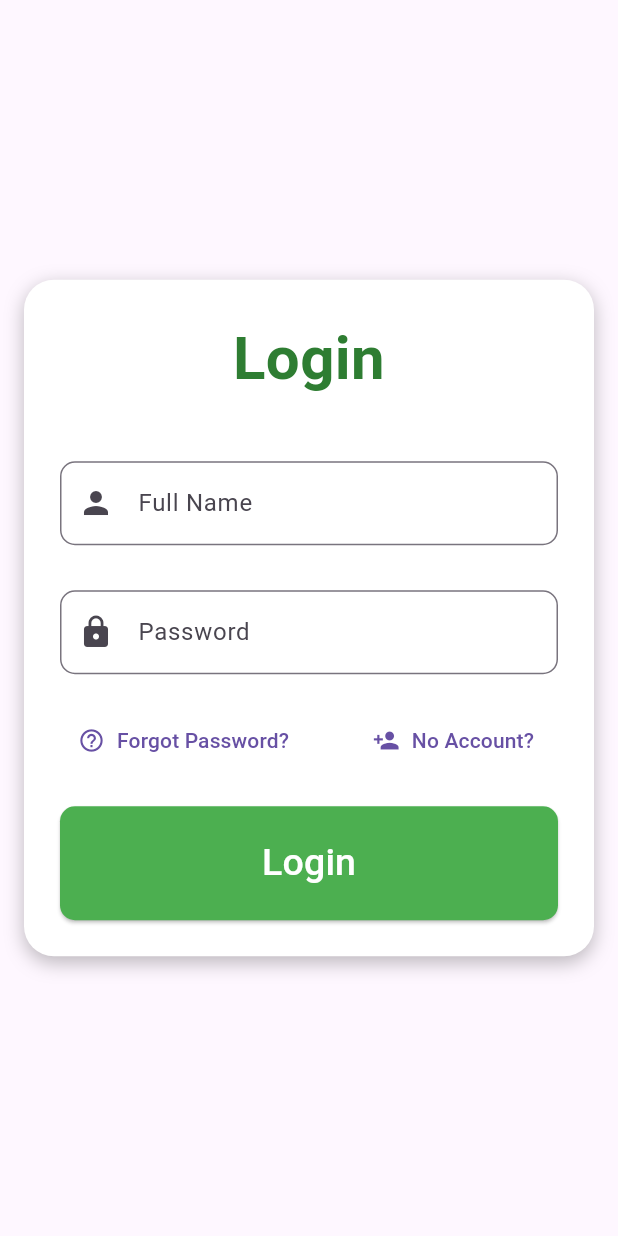
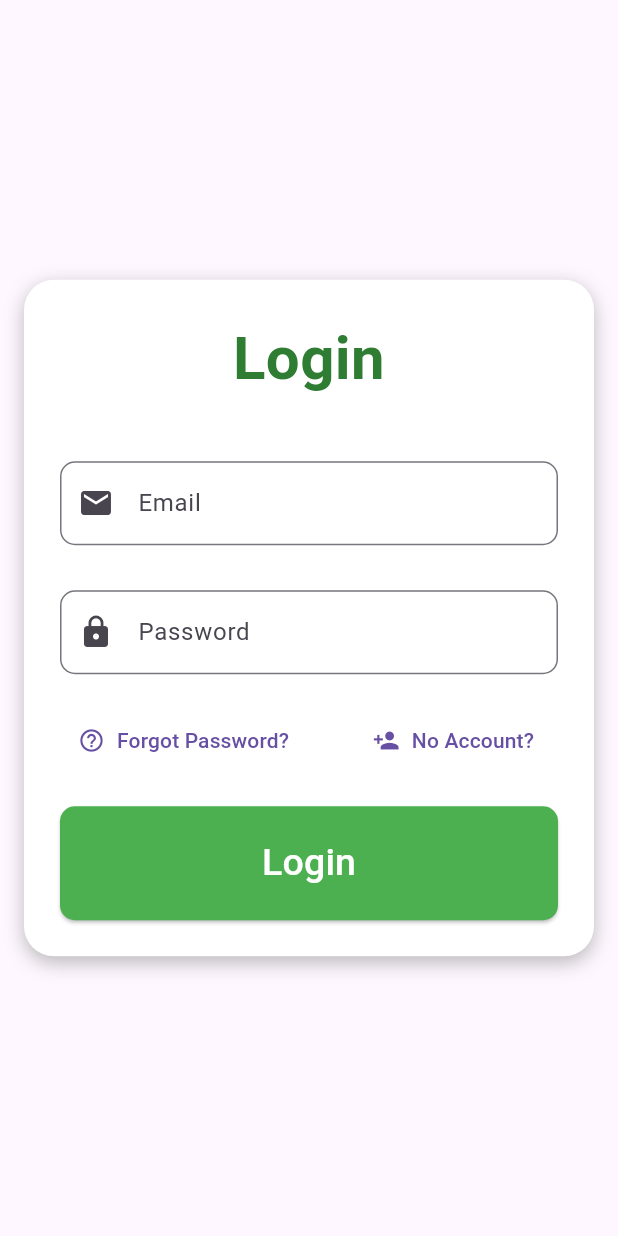
Before and after one commit to Righteous-Nthala/FARM-MANAGEMENT-SYSTEM, a Flutter app: the screen it shows after launch, after a tap on "Get Started", on a phone screen of 412 x 824 dp. Run offline on Flutter 3.47's test engine with Material 3 defaults, Android fonts, the phone set to English and light mode, and no system bars; our stand-ins replace firebase_auth, firebase_core, lottie; accounts and stored records are empty; network calls fail.

Commit message:
editted confg files

```diff
--- a/farm_wise/lib/landing_page.dart
+++ b/farm_wise/lib/landing_page.dart
@@ -1,5 +1,4 @@
 import 'package:flutter/material.dart';
-import 'package:animations/animations.dart';
 import 'package:lottie/lottie.dart';
 import 'login_page.dart';
 
@@ -14,7 +13,8 @@ class LandingPage extends StatelessWidget {
             children: [
               // App Title
               Padding(
-                padding: const EdgeInsets.only(top: 50.0, left: 24.0, right: 24.0),
+                padding:
+                    const EdgeInsets.only(top: 50.0, left: 24.0, right: 24.0),
                 child: Text(
                   'FarmWise',
                   style: TextStyle(
@@ -58,20 +58,15 @@ class LandingPage extends StatelessWidget {
                   child: const Column(
                     crossAxisAlignment: CrossAxisAlignment.start,
                     children: [
-                      Text(
-                        'Effortlessly manage all your farm records in one place.',
-                        style: TextStyle(fontSize: 22, color: Colors.black),
-                        textAlign: TextAlign.left,
-                      ),
                       SizedBox(height: 16),
                       Text(
-                        'FarmWise is designed to support the complexities of farm life while offering a simple, user-friendly interface. Whether managing crops or livestock, keep your data safe and accessible.',
+                        'FarmWise is designed to support the complexities of farm life while keeping your data safe and accessible.',
                         style: TextStyle(fontSize: 18, color: Colors.black87),
                         textAlign: TextAlign.left,
                       ),
                       SizedBox(height: 16),
                       Text(
-                        'Track crops, livestock, finances, labor, and farm inputs with ease. Record daily operations, monitor your farm’s growth, and analyze trends over time to make informed decisions.',
+                        'Track crops, livestock, finances, labor, and farm inputs plus Recording daily operations with ease.  ',
                         style: TextStyle(fontSize: 18, color: Colors.black87),
                         textAlign: TextAlign.left,
                       ),
@@ -91,7 +86,8 @@ class LandingPage extends StatelessWidget {
                 },
                 style: ElevatedButton.styleFrom(
                   backgroundColor: Colors.blueAccent[10],
-                  padding: EdgeInsets.symmetric(horizontal: 60, vertical: 20),
+                  padding:
+                      const EdgeInsets.symmetric(horizontal: 60, vertical: 20),
                   shape: RoundedRectangleBorder(
                     side: const BorderSide(color: Colors.green, width: 2),
                     borderRadius: BorderRadius.circular(5),
@@ -104,12 +100,12 @@ class LandingPage extends StatelessWidget {
                       'Get Started',
                       style: TextStyle(fontSize: 24, color: Colors.green),
                     ),
-                    SizedBox(width: 12),
+                    const SizedBox(width: 12),
                     AnimatedArrow(), // Custom animated arrow widget
                   ],
                 ),
               ),
-              SizedBox(height: 20),
+              const SizedBox(height: 20),
             ],
           ),
         ),
--- a/farm_wise/lib/login_page.dart
+++ b/farm_wise/lib/login_page.dart
@@ -1,9 +1,39 @@
+import 'package:firebase_auth/firebase_auth.dart';
 import 'package:flutter/material.dart';
 import 'forgot_password_page.dart';
 import 'register_page.dart';
 import 'package:farm_wise/components/home_page.dart';
 
-class LoginPage extends StatelessWidget {
+class LoginPage extends StatefulWidget {
+  @override
+  _LoginPageState createState() => _LoginPageState();
+}
+
+class _LoginPageState extends State<LoginPage> {
+  // Text controllers
+  final TextEditingController _emailController = TextEditingController();
+  final TextEditingController _passwordController = TextEditingController();
+
+  // Login function
+  Future<void> login() async {
+    try {
+      await FirebaseAuth.instance.signInWithEmailAndPassword(
+        email: _emailController.text.trim(),
+        password: _passwordController.text.trim(),
+      );
+      // Navigate to home page if login is successful
+      Navigator.pushReplacement(
+        context,
+        MaterialPageRoute(builder: (context) => HomePage()),
+      );
+    } on FirebaseAuthException catch (e) {
+      // Handle errors (e.g., wrong password, user not found)
+      ScaffoldMessenger.of(context).showSnackBar(
+        SnackBar(content: Text(e.message ?? "An error occurred")),
+      );
+    }
+  }
+
   @override
   Widget build(BuildContext context) {
     return Scaffold(
@@ -39,11 +69,12 @@ class LoginPage extends StatelessWidget {
                 ),
                 const SizedBox(height: 40),
 
-                // Full Name Input with Icon
+                // Email Input with Icon
                 TextField(
+                  controller: _emailController,
                   decoration: InputDecoration(
-                    labelText: 'Full Name',
-                    prefixIcon: const Icon(Icons.person),
+                    labelText: 'Email',
+                    prefixIcon: const Icon(Icons.email),
                     border: OutlineInputBorder(
                       borderRadius: BorderRadius.circular(10),
                     ),
@@ -53,6 +84,7 @@ class LoginPage extends StatelessWidget {
 
                 // Password Input with Icon
                 TextField(
+                  controller: _passwordController,
                   decoration: InputDecoration(
                     labelText: 'Password',
                     prefixIcon: const Icon(Icons.lock),
@@ -72,8 +104,7 @@ class LoginPage extends StatelessWidget {
                       onPressed: () {
                         Navigator.push(
                           context,
-                          MaterialPageRoute(
-                              builder: (context) => ForgotPasswordPage()),
+                          MaterialPageRoute(builder: (context) => ForgotPasswordPage()),
                         );
                       },
                       icon: const Icon(Icons.help_outline, size: 18),
@@ -83,8 +114,7 @@ class LoginPage extends StatelessWidget {
                       onPressed: () {
                         Navigator.push(
                           context,
-                          MaterialPageRoute(
-                              builder: (context) => RegisterPage()),
+                          MaterialPageRoute(builder: (context) => RegisterPage()),
                         );
                       },
                       icon: const Icon(Icons.person_add, size: 18),
@@ -96,16 +126,7 @@ class LoginPage extends StatelessWidget {
 
                 // Login Button
                 ElevatedButton(
-                  onPressed: () {
-                    // Authentication logic here
-                    bool isAuthenticated = true;
-                    if (isAuthenticated) {
-                      Navigator.pushReplacement(
-                        context,
-                        MaterialPageRoute(builder: (context) => HomePage()),
-                      );
-                    }
-                  },
+                  onPressed: login,
                   style: ElevatedButton.styleFrom(
                     padding: const EdgeInsets.symmetric(vertical: 20),
                     backgroundColor: Colors.green,
@@ -126,4 +147,12 @@ class LoginPage extends StatelessWidget {
       ),
     );
   }
+
+  @override
+  void dispose() {
+    // Dispose controllers when done
+    _emailController.dispose();
+    _passwordController.dispose();
+    super.dispose();
+  }
 }
--- a/farm_wise/pubspec.yaml
+++ b/farm_wise/pubspec.yaml
@@ -38,6 +38,7 @@ dependencies:
   lottie: ^3.1.3
   animations: ^2.0.11
   firebase_core: ^3.6.0
+  firebase_auth: ^5.3.2
 
 dev_dependencies:
   flutter_test:
@@ -48,7 +49,7 @@ dev_dependencies:
   # activated in the `analysis_options.yaml` file located at the root of your
   # package. See that file for information about deactivating specific lint
   # rules and activating additional ones.
-  flutter_lints: ^4.0.0
+  flutter_lints: ^5.0.0
 
 # For information on the generic Dart part of this file, see the
 # following page: https://dart.dev/tools/pub/pubspec
```
Also changed, not shown: farm_wise/pubspec.lock, 6 other files.
